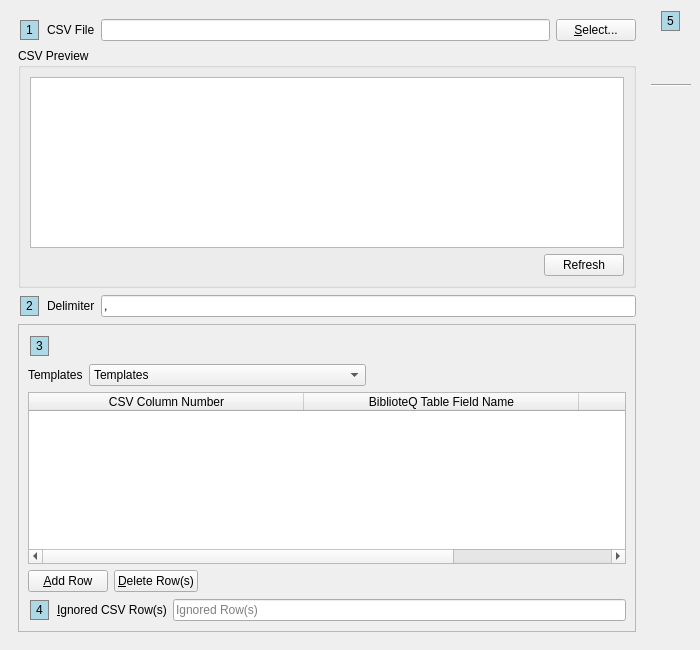
Above: UI/biblioteq_import.ui from textbrowser/biblioteq before the change. Below: the same form after it.
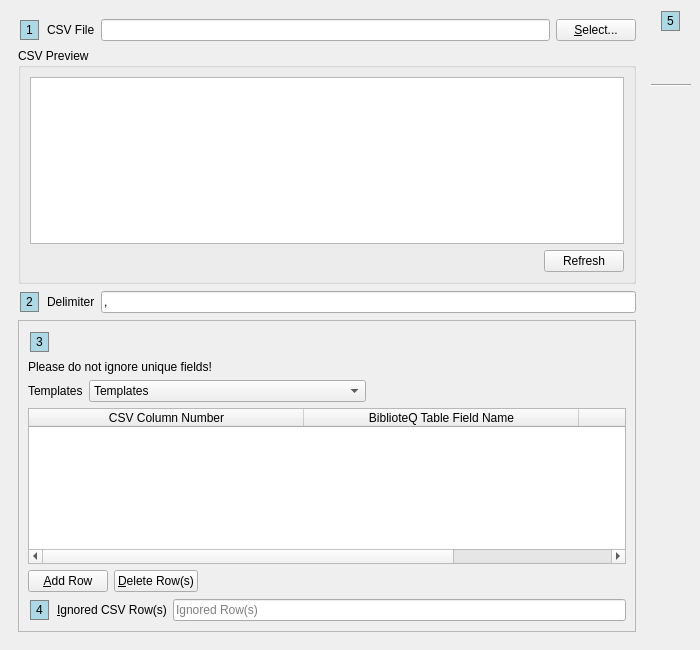
That is the form after the change. Icons and pictures are not drawn.

Commit message: Book import.

What changed in the file:
```diff
--- a/UI/biblioteq_import.ui
+++ b/UI/biblioteq_import.ui
@@ -201,6 +201,13 @@
              </property>
             </widget>
            </item>
+           <item>
+            <widget class="QLabel" name="label_5">
+             <property name="text">
+              <string>Please do not ignore unique fields!</string>
+             </property>
+            </widget>
+           </item>
            <item>
             <layout class="QHBoxLayout" name="horizontalLayout_6">
              <item>
```
The commit also changes 4 other files.
